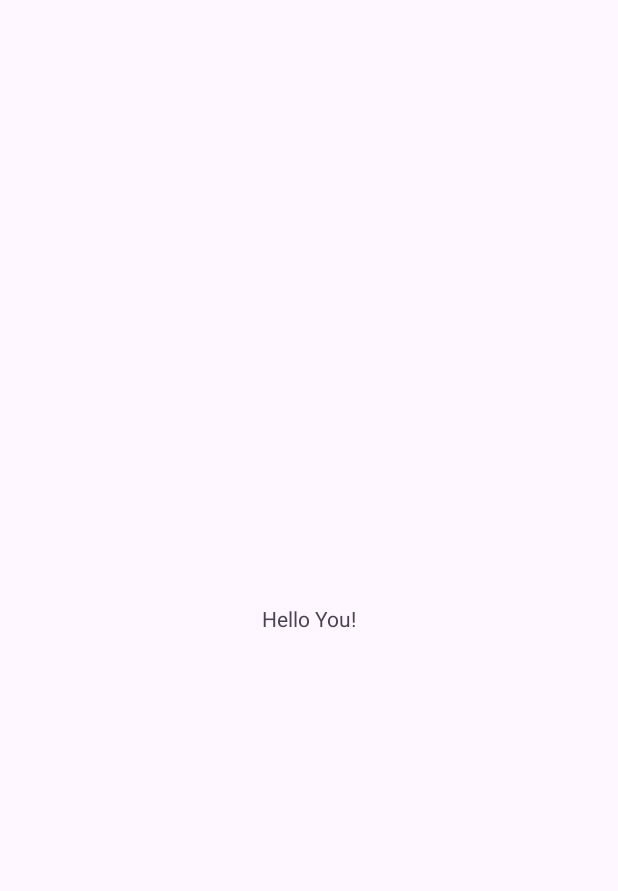
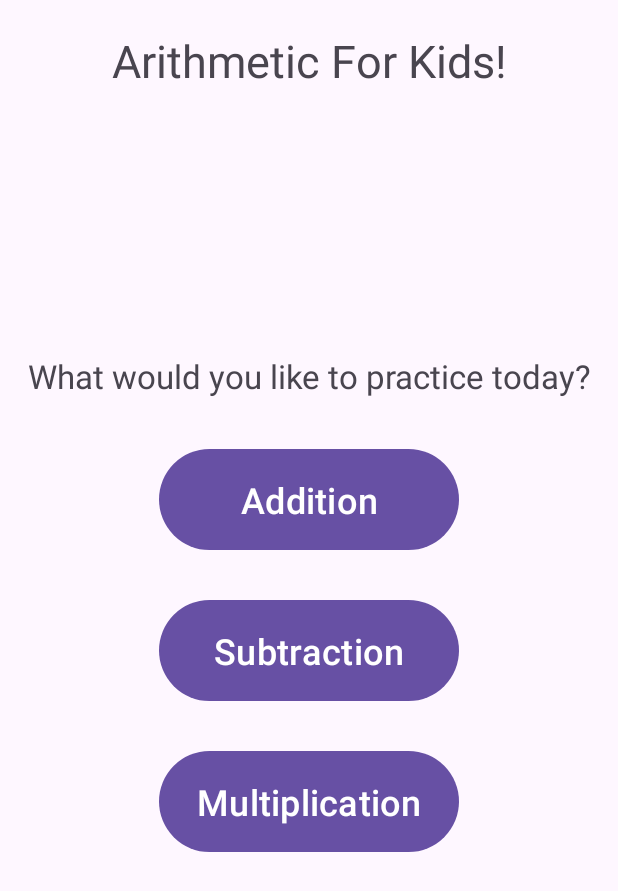
Before and after one commit to Marcelo916/ArithmeticForKids, an Android app: the screen it shows after launch (MainActivity), on a phone screen of 412 x 824 dp. Before the commit the part shown is almost empty. Shown: the top 891 px of the screen. Run offline under Robolectric (Android 15) with nearby library versions, the light colour scheme and no system bars.

Commit message:
Added the activities required for this game.

```diff
--- a/app/build.gradle
+++ b/app/build.gradle
@@ -26,6 +26,10 @@ android {
         sourceCompatibility JavaVersion.VERSION_1_8
         targetCompatibility JavaVersion.VERSION_1_8
     }
+
+    buildFeatures {
+        viewBinding true
+    }
 }
 
 dependencies {
--- a/app/src/main/java/com/example/arithmeticforkids/MainActivity.java
+++ b/app/src/main/java/com/example/arithmeticforkids/MainActivity.java
@@ -1,24 +1,45 @@
 package com.example.arithmeticforkids;
 
+import android.content.Intent;
 import android.os.Bundle;
+import android.view.View;
+import android.widget.Toast;
 
-import androidx.activity.EdgeToEdge;
 import androidx.appcompat.app.AppCompatActivity;
-import androidx.core.graphics.Insets;
-import androidx.core.view.ViewCompat;
-import androidx.core.view.WindowInsetsCompat;
+
+
+import com.example.arithmeticforkids.databinding.ActivityMainBinding;
 
 public class MainActivity extends AppCompatActivity {
+
+    ActivityMainBinding binding;
 
     @Override
     protected void onCreate(Bundle savedInstanceState) {
         super.onCreate(savedInstanceState);
-        EdgeToEdge.enable(this);
-        setContentView(R.layout.activity_main);
-        ViewCompat.setOnApplyWindowInsetsListener(findViewById(R.id.main), (v, insets) -> {
-            Insets systemBars = insets.getInsets(WindowInsetsCompat.Type.systemBars());
-            v.setPadding(systemBars.left, systemBars.top, systemBars.right, systemBars.bottom);
-            return insets;
-        });
+        binding = ActivityMainBinding.inflate(getLayoutInflater());
+        setContentView(binding.getRoot());
+
+        //Setting click listeners for all buttons
+        binding.additionButton.setOnClickListener(buttonClickLister);
+        binding.subtractionButton.setOnClickListener(buttonClickLister);
+        binding.multiplicationButton.setOnClickListener(buttonClickLister);
     }
+
+    private final View.OnClickListener buttonClickLister = new View.OnClickListener() {
+        @Override
+        public void onClick(View v) {
+            if(v == binding.additionButton) {
+                Intent intent = Addition.additionFactory(getApplicationContext());
+                startActivity(intent);
+            } else if (v == binding.subtractionButton) {
+                Intent intent = Subtraction.subtractionFactory(getApplicationContext());
+                startActivity(intent);
+            } else if (v == binding.multiplicationButton) {
+                Intent intent = Multiplication.multiplicationFactory(getApplicationContext());
+                startActivity(intent);
+            }
+        }
+    };
+
 }
--- a/app/src/main/res/layout/activity_main.xml
+++ b/app/src/main/res/layout/activity_main.xml
@@ -8,12 +8,63 @@
     tools:context=".MainActivity">
 
     <TextView
+        android:id="@+id/displayAppName"
         android:layout_width="wrap_content"
         android:layout_height="wrap_content"
-        android:text="Hello You!"
-        app:layout_constraintBottom_toBottomOf="parent"
+        android:layout_marginTop="20dp"
+        android:text="@string/arithmetic_for_kids"
+        android:textSize="30sp"
         app:layout_constraintEnd_toEndOf="parent"
+        app:layout_constraintHorizontal_bias="0.5"
         app:layout_constraintStart_toStartOf="parent"
         app:layout_constraintTop_toTopOf="parent" />
 
+    <TextView
+        android:id="@+id/questionForUser"
+        android:layout_width="wrap_content"
+        android:layout_height="wrap_content"
+        android:layout_marginTop="175dp"
+        android:text="@string/what_would_you_like_to_practice_today"
+        android:textSize="22sp"
+        app:layout_constraintBottom_toTopOf="@+id/additionButton"
+        app:layout_constraintEnd_toEndOf="parent"
+        app:layout_constraintHorizontal_bias="0.5"
+        app:layout_constraintStart_toStartOf="parent"
+        app:layout_constraintTop_toBottomOf="@+id/displayAppName"
+        app:layout_constraintVertical_bias="0.5" />
+
+    <Button
+        android:id="@+id/additionButton"
+        android:layout_width="200dp"
+        android:layout_height="75dp"
+        android:layout_marginTop="30dp"
+        android:text="@string/addition"
+        android:textSize="24sp"
+        app:layout_constraintEnd_toEndOf="parent"
+        app:layout_constraintStart_toStartOf="parent"
+        app:layout_constraintHorizontal_bias="0.5"
+        app:layout_constraintTop_toBottomOf="@+id/questionForUser" />
+
+    <Button
+        android:id="@+id/subtractionButton"
+        android:layout_width="200dp"
+        android:layout_height="75dp"
+        android:layout_marginTop="25dp"
+        android:text="@string/subtraction"
+        android:textSize="24sp"
+        app:layout_constraintEnd_toEndOf="parent"
+        app:layout_constraintStart_toStartOf="parent"
+        app:layout_constraintTop_toBottomOf="@+id/additionButton" />
+
+    <Button
+        android:id="@+id/multiplicationButton"
+        android:layout_width="200dp"
+        android:layout_height="75dp"
+        android:layout_marginTop="25dp"
+        android:text="@string/multiplication"
+        android:textSize="24sp"
+        app:layout_constraintEnd_toEndOf="parent"
+        app:layout_constraintStart_toStartOf="parent"
+        app:layout_constraintTop_toBottomOf="@+id/subtractionButton" />
+
 </androidx.constraintlayout.widget.ConstraintLayout>
--- a/app/src/main/res/values/colors.xml
+++ b/app/src/main/res/values/colors.xml
@@ -2,4 +2,5 @@
 <resources>
     <color name="black">#FF000000</color>
     <color name="white">#FFFFFFFF</color>
+    <color name="goButton">#FF0BD051</color>
 </resources>
--- a/app/src/main/res/values/strings.xml
+++ b/app/src/main/res/values/strings.xml
@@ -1,3 +1,10 @@
 <resources>
     <string name="app_name">ArithmeticForKids</string>
+    <string name="addition">Addition</string>
+    <string name="subtraction">Subtraction</string>
+    <string name="multiplication">Multiplication</string>
+    <string name="arithmetic_for_kids">Arithmetic For Kids!</string>
+    <string name="what_would_you_like_to_practice_today">What would you like to practice today?</string>
+    <string name="go_back">Go back</string>
+    <string name="go">Go</string>
 </resources>
```
Also changed, not shown: app/src/main/AndroidManifest.xml (+9 -0 lines), app/src/main/java/com/example/arithmeticforkids/Addition.java (added, +41 -0 lines), app/src/main/java/com/example/arithmeticforkids/Multiplication.java (added, +39 -0 lines), app/src/main/java/com/example/arithmeticforkids/Subtraction.java (added, +36 -0 lines), app/src/main/res/layout/activity_addition.xml (added, +78 -0 lines), app/src/main/res/layout/activity_multiplication.xml (added, +22 -0 lines), app/src/main/res/layout/activity_subtraction.xml (added, +23 -0 lines), 1 other file.
